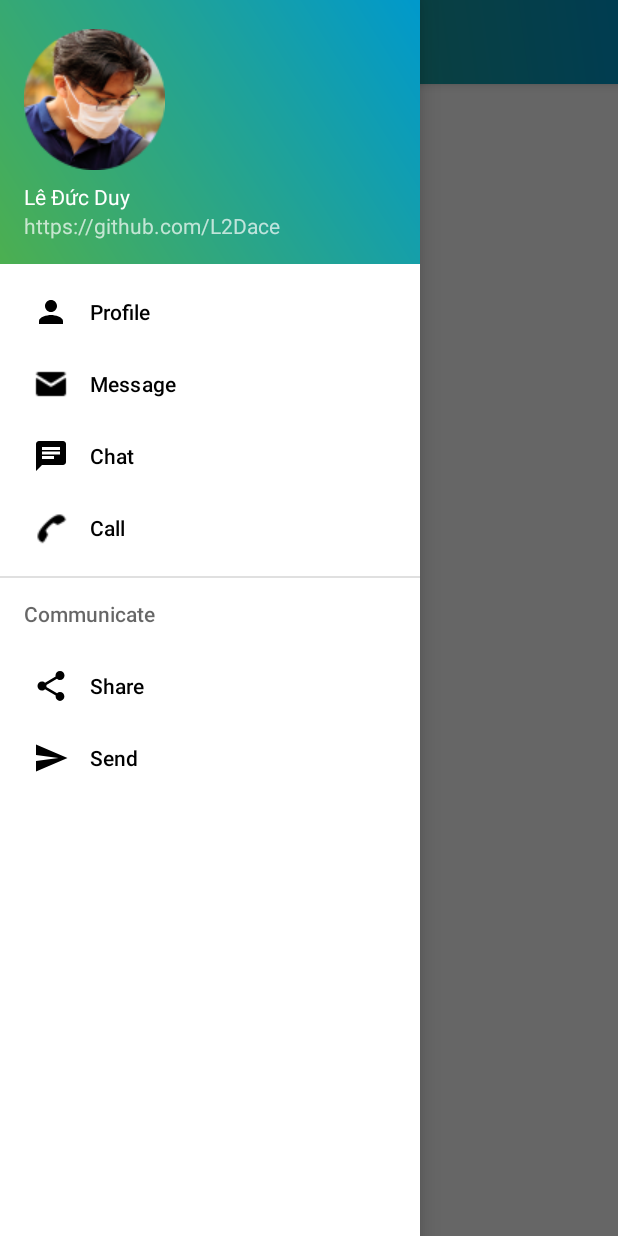
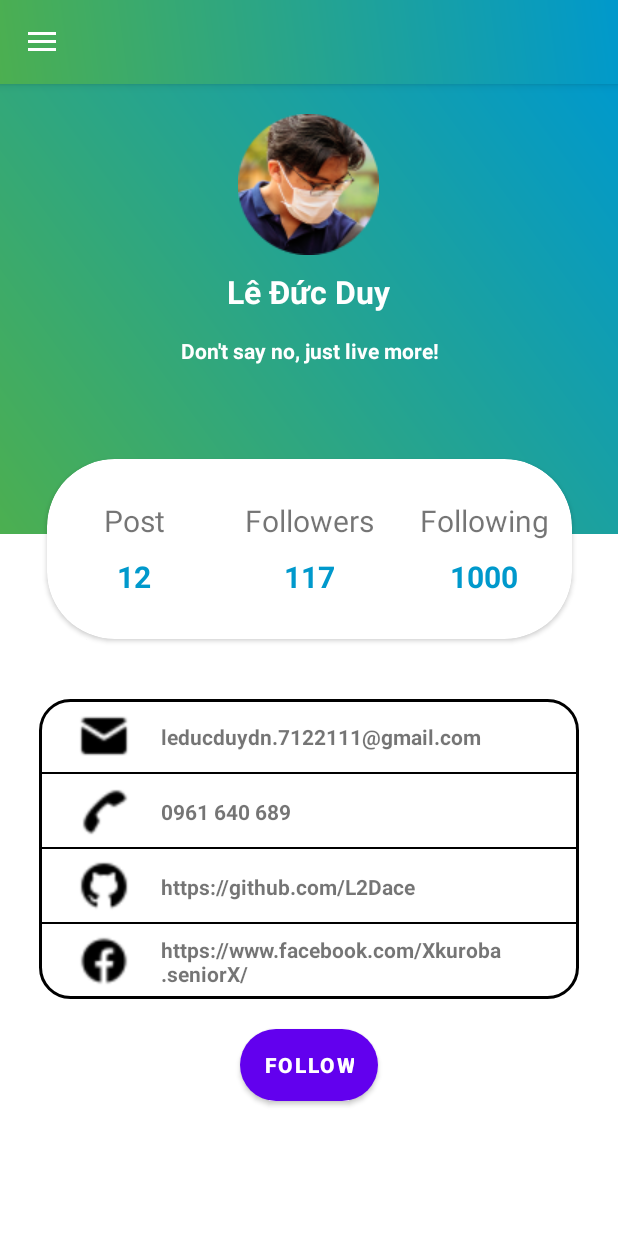
Before and after one commit to L2Dace/NavigationDrawe, an Android app: the MainActivity screen opened directly, with no data from a screen before it, after a tap on "Profile", on a phone screen of 412 x 824 dp. Run offline under Robolectric (Android 15) with nearby library versions, the light colour scheme and no system bars; 1 other tap on this screen came first.

Commit message:
add sidemenu

```diff
--- /dev/null
+++ b/app/src/main/java/com/example/sidemenu/AboutFragment.java
@@ -0,0 +1,19 @@
+package com.example.sidemenu;
+
+import android.os.Bundle;
+import android.view.LayoutInflater;
+import android.view.View;
+import android.view.ViewGroup;
+
+import androidx.annotation.NonNull;
+import androidx.annotation.Nullable;
+import androidx.fragment.app.Fragment;
+
+public class AboutFragment extends Fragment {
+
+    @Nullable
+    @Override
+    public View onCreateView(@NonNull LayoutInflater inflater, @Nullable ViewGroup container, @Nullable Bundle savedInstanceState) {
+        return inflater.inflate(R.layout.fragment_about, container, false);
+    }
+}
--- a/app/src/main/java/com/example/sidemenu/MainActivity.java
+++ b/app/src/main/java/com/example/sidemenu/MainActivity.java
@@ -1,5 +1,6 @@
 package com.example.sidemenu;
 
+import androidx.annotation.NonNull;
 import androidx.appcompat.app.ActionBarDrawerToggle;
 import androidx.appcompat.app.AppCompatActivity;
 import androidx.appcompat.widget.Toolbar;
@@ -7,8 +8,12 @@ import androidx.core.view.GravityCompat;
 import androidx.drawerlayout.widget.DrawerLayout;
 
 import android.os.Bundle;
+import android.view.MenuItem;
+import android.widget.Toast;
 
-public class MainActivity extends AppCompatActivity {
+import com.google.android.material.navigation.NavigationView;
+
+public class MainActivity extends AppCompatActivity implements NavigationView.OnNavigationItemSelectedListener {
 
     private DrawerLayout drawer;
     @Override
@@ -20,18 +25,58 @@ public class MainActivity extends AppCompatActivity {
         setSupportActionBar(toolbar);
 
         drawer = findViewById(R.id.drawer_layout);
+        NavigationView navigationView = findViewById(R.id.nav_view);
+        navigationView.setNavigationItemSelectedListener(this);
 
         ActionBarDrawerToggle toggle = new ActionBarDrawerToggle(this, drawer, toolbar,
                 R.string.navigation_drawer_open, R.string.navigation_drawer_close);
         drawer.addDrawerListener(toggle);
         toggle.syncState();
+
+        if (savedInstanceState == null){
+            getSupportFragmentManager().beginTransaction().replace(R.id.fragment_container, new ProfileFragment()).commit();
+            navigationView.setCheckedItem(R.id.nav_profile);
+        }
+
+    }
+    @Override
+    public boolean onNavigationItemSelected(@NonNull MenuItem item) {
+        switch (item.getItemId()){
+            case R.id.nav_profile:
+                getSupportFragmentManager().beginTransaction().replace(R.id.fragment_container,
+                        new ProfileFragment()).commit();
+                break;
+            case R.id.nav_message:
+                getSupportFragmentManager().beginTransaction().replace(R.id.fragment_container,
+                        new MessageFragment()).commit();
+                break;
+            case R.id.nav_setting:
+                getSupportFragmentManager().beginTransaction().replace(R.id.fragment_container,
+                        new SettingFragment()).commit();
+                break;
+            case R.id.nav_about:
+                getSupportFragmentManager().beginTransaction().replace(R.id.fragment_container,
+                        new AboutFragment()).commit();
+                break;
+            case R.id.nav_share:
+                Toast.makeText(this, "Shared", Toast.LENGTH_SHORT).show();
+                break;
+            case R.id.nav_send:
+                Toast.makeText(this, "Sended", Toast.LENGTH_SHORT).show();
+                break;
+
+        }
+
+        drawer.closeDrawer(GravityCompat.START);
+        return true;
     }
     @Override
     public void onBackPressed() {
-        if (drawer.isDrawerOpen(GravityCompat.END)){
-            drawer.closeDrawer(GravityCompat.END);
+        if (drawer.isDrawerOpen(GravityCompat.START)){
+            drawer.closeDrawer(GravityCompat.START);
         }else{
             super.onBackPressed();
         }
     }
+
 }
--- /dev/null
+++ b/app/src/main/java/com/example/sidemenu/MessageFragment.java
@@ -0,0 +1,19 @@
+package com.example.sidemenu;
+
+import android.os.Bundle;
+import android.view.LayoutInflater;
+import android.view.View;
+import android.view.ViewGroup;
+
+import androidx.annotation.NonNull;
+import androidx.annotation.Nullable;
+import androidx.fragment.app.Fragment;
+
+public class MessageFragment extends Fragment {
+
+    @Nullable
+    @Override
+    public View onCreateView(@NonNull LayoutInflater inflater, @Nullable ViewGroup container, @Nullable Bundle savedInstanceState) {
+        return inflater.inflate(R.layout.fragment_message, container, false);
+    }
+}
--- /dev/null
+++ b/app/src/main/java/com/example/sidemenu/ProfileFragment.java
@@ -0,0 +1,19 @@
+package com.example.sidemenu;
+
+import android.os.Bundle;
+import android.view.LayoutInflater;
+import android.view.View;
+import android.view.ViewGroup;
+
+import androidx.annotation.NonNull;
+import androidx.annotation.Nullable;
+import androidx.fragment.app.Fragment;
+
+public class ProfileFragment extends Fragment {
+
+    @Nullable
+    @Override
+    public View onCreateView(@NonNull LayoutInflater inflater, @Nullable ViewGroup container, @Nullable Bundle savedInstanceState) {
+        return inflater.inflate(R.layout.fragment_profile, container, false);
+    }
+}
--- /dev/null
+++ b/app/src/main/java/com/example/sidemenu/SettingFragment.java
@@ -0,0 +1,19 @@
+package com.example.sidemenu;
+
+import android.os.Bundle;
+import android.view.LayoutInflater;
+import android.view.View;
+import android.view.ViewGroup;
+
+import androidx.annotation.NonNull;
+import androidx.annotation.Nullable;
+import androidx.fragment.app.Fragment;
+
+public class SettingFragment extends Fragment {
+
+    @Nullable
+    @Override
+    public View onCreateView(@NonNull LayoutInflater inflater, @Nullable ViewGroup container, @Nullable Bundle savedInstanceState) {
+        return inflater.inflate(R.layout.fragment_setting, container, false);
+    }
+}
--- /dev/null
+++ b/app/src/main/res/drawable/ic_about.xml
@@ -0,0 +1,5 @@
+<vector android:height="24dp" android:tint="#000000"
+    android:viewportHeight="24" android:viewportWidth="24"
+    android:width="24dp" xmlns:android="http://schemas.android.com/apk/res/android">
+    <path android:fillColor="@android:color/white" android:pathData="M18.7,12.4c-0.28,-0.16 -0.57,-0.29 -0.86,-0.4 0.29,-0.11 0.58,-0.24 0.86,-0.4 1.92,-1.11 2.99,-3.12 3,-5.19 -1.79,-1.03 -4.07,-1.11 -6,0 -0.28,0.16 -0.54,0.35 -0.78,0.54 0.05,-0.31 0.08,-0.63 0.08,-0.95 0,-2.22 -1.21,-4.15 -3,-5.19C10.21,1.85 9,3.78 9,6c0,0.32 0.03,0.64 0.08,0.95 -0.24,-0.2 -0.5,-0.39 -0.78,-0.55 -1.92,-1.11 -4.2,-1.03 -6,0 0,2.07 1.07,4.08 3,5.19 0.28,0.16 0.57,0.29 0.86,0.4 -0.29,0.11 -0.58,0.24 -0.86,0.4 -1.92,1.11 -2.99,3.12 -3,5.19 1.79,1.03 4.07,1.11 6,0 0.28,-0.16 0.54,-0.35 0.78,-0.54 -0.05,0.32 -0.08,0.64 -0.08,0.96 0,2.22 1.21,4.15 3,5.19 1.79,-1.04 3,-2.97 3,-5.19 0,-0.32 -0.03,-0.64 -0.08,-0.95 0.24,0.2 0.5,0.38 0.78,0.54 1.92,1.11 4.2,1.03 6,0 -0.01,-2.07 -1.08,-4.08 -3,-5.19zM12,16c-2.21,0 -4,-1.79 -4,-4s1.79,-4 4,-4 4,1.79 4,4 -1.79,4 -4,4z"/>
+</vector>
--- /dev/null
+++ b/app/src/main/res/drawable/ic_setting.xml
@@ -0,0 +1,5 @@
+<vector android:height="24dp" android:tint="#000000"
+    android:viewportHeight="24" android:viewportWidth="24"
+    android:width="24dp" xmlns:android="http://schemas.android.com/apk/res/android">
+    <path android:fillColor="@android:color/white" android:pathData="M22.7,19l-9.1,-9.1c0.9,-2.3 0.4,-5 -1.5,-6.9 -2,-2 -5,-2.4 -7.4,-1.3L9,6 6,9 1.6,4.7C0.4,7.1 0.9,10.1 2.9,12.1c1.9,1.9 4.6,2.4 6.9,1.5l9.1,9.1c0.4,0.4 1,0.4 1.4,0l2.3,-2.3c0.5,-0.4 0.5,-1.1 0.1,-1.4z"/>
+</vector>
--- /dev/null
+++ b/app/src/main/res/layout/fragment_about.xml
@@ -0,0 +1,15 @@
+<?xml version="1.0" encoding="utf-8"?>
+<RelativeLayout xmlns:android="http://schemas.android.com/apk/res/android"
+    android:layout_width="match_parent"
+    android:layout_height="match_parent"
+    android:background="#057DCD">
+
+    <TextView
+        android:layout_width="wrap_content"
+        android:layout_height="wrap_content"
+        android:text="profile about
+"
+        android:textSize="30sp"
+        android:layout_centerInParent="true"/>
+
+</RelativeLayout>
--- /dev/null
+++ b/app/src/main/res/layout/fragment_message.xml
@@ -0,0 +1,14 @@
+<?xml version="1.0" encoding="utf-8"?>
+<RelativeLayout xmlns:android="http://schemas.android.com/apk/res/android"
+    android:layout_width="match_parent"
+    android:layout_height="match_parent"
+    android:background="@color/purple_500">
+
+    <TextView
+        android:layout_width="wrap_content"
+        android:layout_height="wrap_content"
+        android:text="profile message"
+        android:textSize="30sp"
+        android:layout_centerInParent="true"/>
+
+</RelativeLayout>
--- /dev/null
+++ b/app/src/main/res/layout/fragment_profile.xml
@@ -0,0 +1,247 @@
+<?xml version="1.0" encoding="utf-8"?>
+<LinearLayout xmlns:app="http://schemas.android.com/apk/res-auto"
+    xmlns:tools="http://schemas.android.com/tools"
+    android:layout_width="match_parent"
+    android:layout_height="match_parent"
+    xmlns:android="http://schemas.android.com/apk/res/android"
+    android:orientation="vertical">
+
+    <androidx.constraintlayout.widget.ConstraintLayout
+        android:layout_width="match_parent"
+        android:layout_height="390dp">
+        <LinearLayout
+            android:id="@+id/linearLayout"
+            android:layout_width="match_parent"
+            android:layout_height="300dp"
+            android:background="@drawable/gradientbackground"
+            android:orientation="vertical"
+            app:layout_constraintStart_toStartOf="parent"
+            app:layout_constraintTop_toTopOf="parent">
+
+<!--            <LinearLayout-->
+<!--                android:layout_width="match_parent"-->
+<!--                android:layout_height="wrap_content">-->
+<!--                <TextView-->
+<!--                    android:id="@+id/backbtn"-->
+<!--                    android:layout_width="wrap_content"-->
+<!--                    android:layout_height="wrap_content"-->
+<!--                    android:layout_margin="10dp"-->
+<!--                    android:drawableLeft="@drawable/ic_baseline_arrow_back_24" />-->
+
+<!--                <TextView-->
+<!--                    android:id="@+id/menu"-->
+<!--                    android:layout_width="match_parent"-->
+<!--                    android:layout_height="wrap_content"-->
+<!--                    android:layout_margin="10dp"-->
+<!--                    android:drawableRight="@drawable/ic_menu" />-->
+<!--            </LinearLayout>-->
+
+            <ImageView
+                android:id="@+id/imageView"
+                android:layout_width="wrap_content"
+                android:layout_height="wrap_content"
+                android:layout_gravity="center_horizontal"
+                android:layout_marginTop="20dp"
+                app:srcCompat="@drawable/avacircle" />
+
+            <TextView
+                android:layout_width="wrap_content"
+                android:layout_height="wrap_content"
+                android:layout_gravity="center_horizontal"
+                android:layout_marginTop="10dp"
+                android:text="Lê Đức Duy"
+                android:textColor="@android:color/white"
+                android:textSize="21sp"
+                android:textStyle="bold" />
+
+            <TextView
+                android:id="@+id/textView"
+                android:layout_width="match_parent"
+                android:layout_height="wrap_content"
+                android:layout_marginTop="15dp"
+                android:gravity="center"
+                android:text="Don't say no, just live more!"
+                android:textStyle="bold"
+                android:textColor="@android:color/white"/>
+
+        </LinearLayout>
+
+        <androidx.cardview.widget.CardView
+            android:layout_width="350dp"
+            android:layout_height="120dp"
+            android:layout_marginTop="250dp"
+            app:cardCornerRadius="45dp"
+            app:layout_constraintEnd_toEndOf="parent"
+            app:layout_constraintStart_toStartOf="parent"
+            app:layout_constraintTop_toTopOf="@+id/linearLayout">
+
+            <LinearLayout
+                android:layout_width="match_parent"
+                android:layout_height="match_parent"
+                android:orientation="horizontal"
+                android:weightSum="3">
+
+                <LinearLayout
+                    android:layout_width="match_parent"
+                    android:layout_height="match_parent"
+                    android:layout_weight="1"
+                    android:gravity="center"
+                    android:orientation="vertical">
+
+                    <TextView
+                        android:layout_width="wrap_content"
+                        android:layout_height="wrap_content"
+                        android:text="Post"
+                        android:textSize="20sp" />
+
+                    <TextView
+                        android:layout_width="wrap_content"
+                        android:layout_height="wrap_content"
+                        android:paddingTop="10dp"
+                        android:text="12"
+                        android:textColor="@android:color/holo_blue_dark"
+                        android:textSize="20sp"
+                        android:textStyle="bold" />
+                </LinearLayout>
+
+                <LinearLayout
+                    android:layout_width="match_parent"
+                    android:layout_height="match_parent"
+                    android:layout_weight="1"
+                    android:gravity="center"
+                    android:orientation="vertical">
+
+                    <TextView
+                        android:layout_width="wrap_content"
+                        android:layout_height="wrap_content"
+                        android:text="Followers"
+                        android:textSize="20sp" />
+
+                    <TextView
+                        android:layout_width="wrap_content"
+                        android:layout_height="wrap_content"
+                        android:paddingTop="10dp"
+                        android:text="117"
+                        android:textColor="@android:color/holo_blue_dark"
+                        android:textSize="20sp"
+                        android:textStyle="bold" />
+                </LinearLayout>
+
+                <LinearLayout
+                    android:layout_width="match_parent"
+                    android:layout_height="match_parent"
+                    android:layout_weight="1"
+                    android:gravity="center"
+                    android:orientation="vertical">
+
+                    <TextView
+                        android:layout_width="wrap_content"
+                        android:layout_height="wrap_content"
+                        android:text="Following"
+                        android:textSize="20sp" />
+
+                    <TextView
+                        android:layout_width="wrap_content"
+                        android:layout_height="wrap_content"
+                        android:paddingTop="10dp"
+                        android:text="1000"
+                        android:textColor="@android:color/holo_blue_dark"
+                        android:textSize="20sp"
+                        android:textStyle="bold" />
+                </LinearLayout>
+            </LinearLayout>
+        </androidx.cardview.widget.CardView>
+    </androidx.constraintlayout.widget.ConstraintLayout>
+    <LinearLayout
+        android:layout_width="360dp"
+        android:layout_height="wrap_content"
+        android:orientation="vertical"
+        android:layout_gravity="center"
+        android:layout_marginTop="20dp"
+        android:background="@drawable/roundedge">
+        <LinearLayout
+            android:orientation="horizontal"
+            android:paddingLeft="25dp"
+            android:layout_width="match_parent"
+            android:layout_height="50dp"
+            android:background="@drawable/borderstroke">
+            <ImageView
+                android:layout_width="36dp"
+                android:layout_height="36dp"
+                android:layout_gravity="center_vertical"
+                android:src="@drawable/mail24dp"/>
+            <TextView
+                android:textStyle="bold"
+                android:layout_gravity="center_vertical"
+                android:layout_width="wrap_content"
+                android:layout_height="wrap_content"
+                android:paddingLeft="20dp"
+                android:text="leducduydn.7122111@gmail.com"/>
+        </LinearLayout>
+        <LinearLayout
+            android:orientation="horizontal"
+            android:paddingLeft="25dp"
+            android:layout_width="match_parent"
+            android:layout_height="50dp"
+            android:background="@drawable/borderstroke">
+            <ImageView
+                android:layout_width="36dp"
+                android:layout_height="36dp"
+                android:layout_gravity="center_vertical"
+                android:src="@drawable/call24"/>
+            <TextView
+                android:textStyle="bold"
+                android:layout_gravity="center_vertical"
+                android:layout_width="wrap_content"
+                android:layout_height="wrap_content"
+                android:paddingLeft="20dp"
+                android:text="0961 640 689"/>
+        </LinearLayout>
+        <LinearLayout
+            android:orientation="horizontal"
+            android:paddingLeft="25dp"
+            android:layout_width="match_parent"
+            android:layout_height="50dp"
+            android:background="@drawable/borderstroke">
+            <ImageView
+                android:layout_width="36dp"
+                android:layout_height="36dp"
+                android:layout_gravity="center_vertical"
+                android:src="@drawable/github24"/>
+            <TextView
+                android:textStyle="bold"
+                android:layout_gravity="center_vertical"
+                android:layout_width="wrap_content"
+                android:layout_height="wrap_content"
+                android:paddingLeft="20dp"
+                android:text="https://github.com/L2Dace"/>
+        </LinearLayout>
+        <LinearLayout
+            android:orientation="horizontal"
+            android:paddingLeft="25dp"
+            android:layout_width="match_parent"
+            android:layout_height="50dp">
+            <ImageView
+                android:layout_width="36dp"
+                android:layout_height="36dp"
+                android:src="@drawable/facebook24"
+                android:layout_gravity="center_vertical"/>
+            <TextView
+                android:textStyle="bold"
+                android:layout_gravity="center_vertical"
+                android:layout_width="wrap_content"
+                android:layout_height="wrap_content"
+                android:paddingLeft="20dp"
+                android:text="https://www.facebook.com/Xkuroba.seniorX/"/>
+        </LinearLayout>
+    </LinearLayout>
+    <Button
+        android:layout_width="wrap_content"
+        android:layout_height="wrap_content"
+        android:background="@drawable/buttonstyle"
+        android:layout_gravity="center_horizontal"
+        android:layout_marginTop="20dp"
+        android:text="FOLLOW"
+        android:textStyle="bold"/>
+
+</LinearLayout>
--- /dev/null
+++ b/app/src/main/res/layout/fragment_setting.xml
@@ -0,0 +1,14 @@
+<?xml version="1.0" encoding="utf-8"?>
+<RelativeLayout xmlns:android="http://schemas.android.com/apk/res/android"
+    android:layout_width="match_parent"
+    android:layout_height="match_parent"
+    android:background="#DA031C">
+
+    <TextView
+        android:layout_width="wrap_content"
+        android:layout_height="wrap_content"
+        android:text="profile setting"
+        android:textSize="30sp"
+        android:layout_centerInParent="true"/>
+
+</RelativeLayout>
--- a/app/src/main/res/menu/drawer_menu.xml
+++ b/app/src/main/res/menu/drawer_menu.xml
@@ -13,13 +13,13 @@
             android:icon="@drawable/mail24dp"
             android:title="Message" />
         <item
-            android:id="@+id/nav_chat"
-            android:icon="@drawable/ic_chat"
-            android:title="Chat" />
+            android:id="@+id/nav_setting"
+            android:icon="@drawable/ic_setting"
+            android:title="Setting" />
         <item
-            android:id="@+id/nav_call"
-            android:icon="@drawable/call24"
-            android:title="Call" />
+            android:id="@+id/nav_about"
+            android:icon="@drawable/ic_about"
+            android:title="About" />
     </group>
 
     <item android:title="Communicate">
--- a/app/src/main/res/values/strings.xml
+++ b/app/src/main/res/values/strings.xml
@@ -1,6 +1,12 @@
 <resources>
-    <string name="app_name">sidemenu</string>
+    <string name="app_name"></string>
 
     <string name="navigation_drawer_open">Open navigation drawer</string>
     <string name="navigation_drawer_close">Close navigation drawer</string>
+
+    <string name="menu_profile">Profile</string>
+    <string name="menu_message">Message</string>
+    <string name="menu_setting">Setting</string>
+    <string name="menu_about">About</string>
+
 </resources>
```
